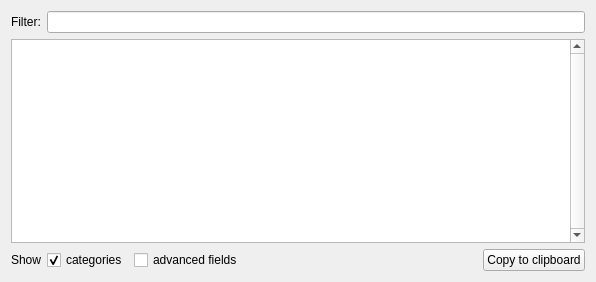
The window that BlueBerry/Bundles/org.blueberry.ui.qt.log/src/internal/berryQtLogView.ui (MITK/MITK) describes before a commit, drawn with Qt 5.
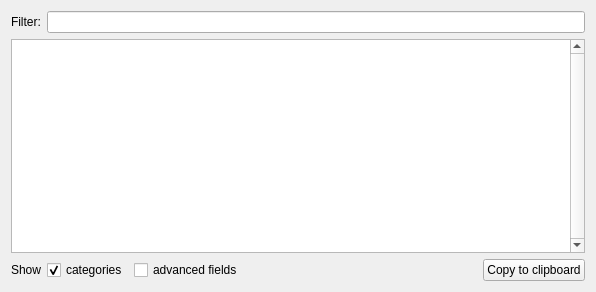
The same window after the commit.

Commit message: change font size; add header whitespaces

```diff
--- a/BlueBerry/Bundles/org.blueberry.ui.qt.log/src/internal/berryQtLogView.ui
+++ b/BlueBerry/Bundles/org.blueberry.ui.qt.log/src/internal/berryQtLogView.ui
@@ -7,7 +7,7 @@
     <x>0</x>
     <y>0</y>
     <width>596</width>
-    <height>282</height>
+    <height>292</height>
    </rect>
   </property>
   <property name="sizePolicy">
@@ -50,7 +50,7 @@
      </property>
      <property name="font">
       <font>
-       <pointsize>8</pointsize>
+       <pointsize>11</pointsize>
       </font>
      </property>
      <property name="verticalScrollBarPolicy">
```
Left out of the diff: 5 changed lines with no effect on the pictures. The commit also changes 1 other file.
